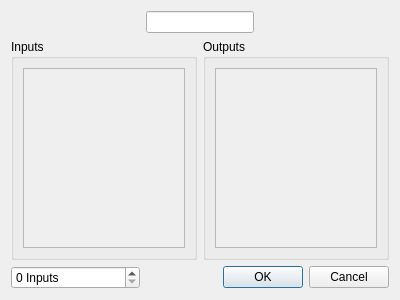
This is src/Forms/modify.ui in Lorette/Electrosim as Qt 5 draws it before an edit. The edited form follows.
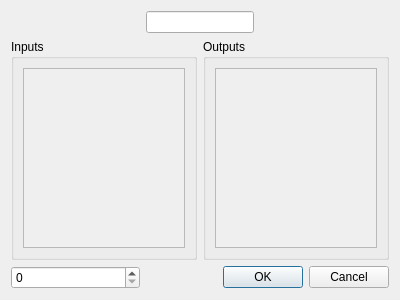
This is the edited form.

What changed in the file:
```diff
--- a/src/Forms/modify.ui
+++ b/src/Forms/modify.ui
@@ -46,7 +46,7 @@
    <item row="2" column="0">
     <widget class="QSpinBox" name="Inputs">
      <property name="suffix">
-      <string> Inputs</string>
+      <string/>
      </property>
     </widget>
    </item>
```
